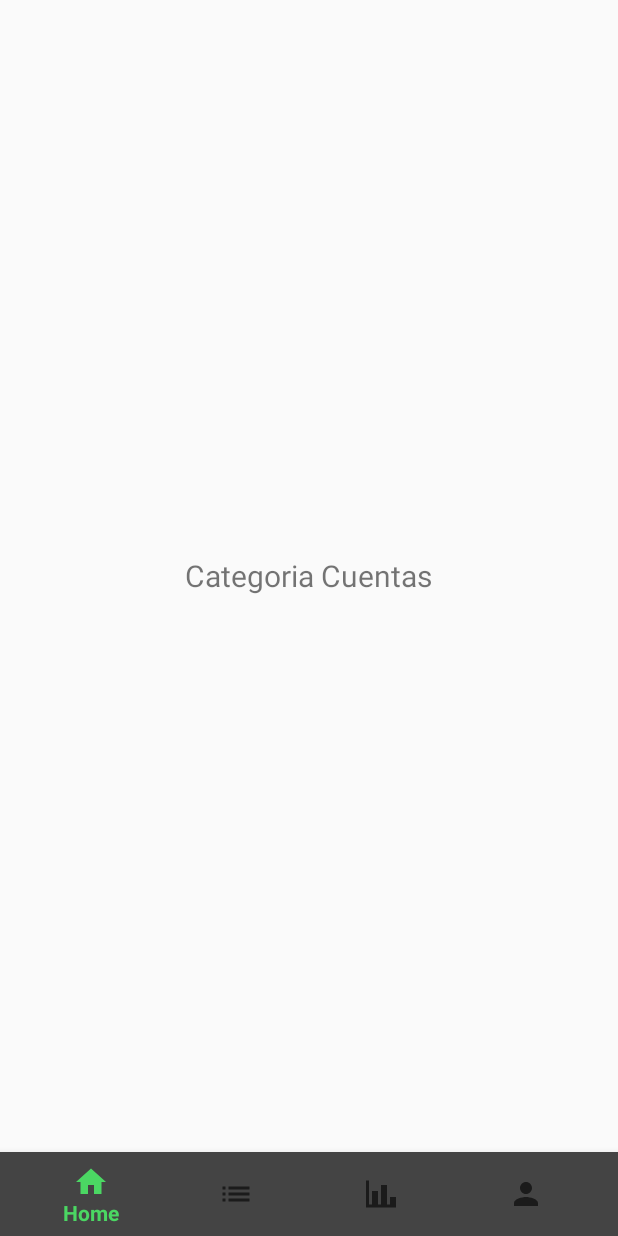
After one commit to Lexar7/AdministradorFinanzas, an Android app: the fragment CategoriaCuentasFragment placed in its activity, on a phone screen of 412 x 824 dp. The commit adds this screen. Run offline under Robolectric (Android 15) with nearby library versions, the phone set to English and light mode, and no system bars.

```diff
--- /dev/null
+++ b/app/src/main/java/company/eduardo/administradorfinanzas/CategoriaCuentasFragment.java
@@ -0,0 +1,26 @@
+package company.eduardo.administradorfinanzas;
+
+import android.os.Bundle;
+import android.support.annotation.NonNull;
+import android.support.annotation.Nullable;
+import android.support.v4.app.Fragment;
+import android.view.LayoutInflater;
+import android.view.View;
+import android.view.ViewGroup;
+
+public class CategoriaCuentasFragment extends Fragment {
+
+    View view;
+
+    public CategoriaCuentasFragment(){
+
+    }
+
+    @Nullable
+    @Override
+    public View onCreateView(@NonNull LayoutInflater inflater, @Nullable ViewGroup container, @Nullable Bundle savedInstanceState) {
+
+        view = inflater.inflate(R.layout.fragment_categoria_cuentas, container, false);
+        return view;
+    }
+}
--- a/app/src/main/java/company/eduardo/administradorfinanzas/CategoriasFragment.java
+++ b/app/src/main/java/company/eduardo/administradorfinanzas/CategoriasFragment.java
@@ -34,7 +34,7 @@
         //Adding Fragments
         adapter.AddFragment(new CategoriaEntradaFragment(), "Entradas");
         adapter.AddFragment(new CategoriaSalidasFragment(), "Salidas");
-
+        adapter.AddFragment(new CategoriaCuentasFragment(), "Cuentas");
         //Adapter Set
         viewPager.setAdapter(adapter);
         tabLayout.setupWithViewPager(viewPager);
--- a/app/src/main/java/company/eduardo/administradorfinanzas/HomeFragment.java
+++ b/app/src/main/java/company/eduardo/administradorfinanzas/HomeFragment.java
@@ -1,18 +1,70 @@
 package company.eduardo.administradorfinanzas;
 
+import android.app.DatePickerDialog;
+import android.content.Context;
+import android.content.Intent;
 import android.os.Bundle;
 import android.support.annotation.NonNull;
 import android.support.annotation.Nullable;
+import android.support.design.widget.FloatingActionButton;
 import android.support.v4.app.Fragment;
 import android.view.LayoutInflater;
 import android.view.View;
 import android.view.ViewGroup;
+import android.widget.DatePicker;
+import android.widget.TextView;
+
+import java.text.DateFormat;
+import java.util.Calendar;
 
 public class HomeFragment extends Fragment {
+
+    FloatingActionButton fab;
+    String currentDate;
+    TextView tvDate;
+    Calendar calendar;
+    DatePickerDialog dpd;
 
     @Nullable
     @Override
     public View onCreateView(@NonNull LayoutInflater inflater, @Nullable ViewGroup container, @Nullable Bundle savedInstanceState) {
-         return inflater.inflate(R.layout.fragment_home, container, false);
+
+        View view = inflater.inflate(R.layout.fragment_home, container, false);
+
+        calendar = Calendar.getInstance();
+        currentDate = DateFormat.getDateInstance(DateFormat.MEDIUM).format(calendar.getTime());
+
+        tvDate = (TextView)view.findViewById(R.id.txtDate);
+        fab = (FloatingActionButton)view.findViewById(R.id.fab_btn);
+
+        tvDate.setText(currentDate);
+
+        tvDate.setOnClickListener(new View.OnClickListener() {
+            @Override
+            public void onClick(View view) {
+
+                int day = calendar.get(Calendar.DAY_OF_WEEK);
+                int month = calendar.get(Calendar.MONTH);
+                int year = calendar.get(Calendar.YEAR);
+
+                dpd = new DatePickerDialog(getActivity(), new DatePickerDialog.OnDateSetListener() {
+                    @Override
+                    public void onDateSet(DatePicker datePicker, int nYear, int nMonth, int nDay) {
+
+                        tvDate.setText(nDay + "/" + (nMonth+1) + "/" + nYear);
+                    }
+                }, year, month, day);
+                dpd.show();
+            }
+        });
+
+        fab.setOnClickListener(new View.OnClickListener() {
+            @Override
+            public void onClick(View view) {
+                startActivity(new Intent(getActivity(), CrearCategorias.class));
+            }
+        });
+
+        return view;
     }
 }
--- a/app/src/main/java/company/eduardo/administradorfinanzas/splash.java
+++ b/app/src/main/java/company/eduardo/administradorfinanzas/splash.java
@@ -8,7 +8,7 @@
 public class splash extends AppCompatActivity {
 
     private Boolean botonBackPresionado=false;
-    private static final int DURACION_SPLASF=5000;
+    private static final int DURACION_SPLASF=3000;
 
     @Override
     protected void onCreate(Bundle savedInstanceState) {
--- /dev/null
+++ b/app/src/main/res/drawable/ic_add.xml
@@ -0,0 +1,5 @@
+<vector android:height="24dp" android:tint="#FFFFFF"
+    android:viewportHeight="24.0" android:viewportWidth="24.0"
+    android:width="24dp" xmlns:android="http://schemas.android.com/apk/res/android">
+    <path android:fillColor="#FF000000" android:pathData="M19,13h-6v6h-2v-6H5v-2h6V5h2v6h6v2z"/>
+</vector>
--- /dev/null
+++ b/app/src/main/res/layout/fragment_categoria_cuentas.xml
@@ -0,0 +1,13 @@
+<?xml version="1.0" encoding="utf-8"?>
+<LinearLayout xmlns:android="http://schemas.android.com/apk/res/android"
+    android:orientation="vertical" android:layout_width="match_parent"
+    android:layout_height="match_parent"
+    android:gravity="center">
+
+    <TextView
+        android:layout_width="wrap_content"
+        android:layout_height="wrap_content"
+        android:text="Categoria Cuentas"
+        android:textSize="20dp"/>
+
+</LinearLayout>
--- a/app/src/main/res/layout/fragment_graficos.xml
+++ b/app/src/main/res/layout/fragment_graficos.xml
@@ -3,6 +3,11 @@
     android:layout_width="match_parent"
     android:layout_height="match_parent"
     android:background="@android:color/holo_blue_bright">
+
+    <android.support.design.widget.AppBarLayout
+        android:layout_width="match_parent"
+        android:layout_height="60dp"
+        />
 
     <TextView
         android:layout_width="wrap_content"
--- a/app/src/main/res/layout/ignorar.xml
+++ /dev/null
@@ -1,6 +0,0 @@
-<?xml version="1.0" encoding="utf-8"?>
-<android.support.constraint.ConstraintLayout
-    xmlns:android="http://schemas.android.com/apk/res/android" android:layout_width="match_parent"
-    android:layout_height="match_parent">
-
-</android.support.constraint.ConstraintLayout>
--- a/app/src/main/res/values/colors.xml
+++ b/app/src/main/res/values/colors.xml
@@ -2,7 +2,7 @@
 <resources>
     <color name="colorPrimary">#4BD763</color>
     <color name="colorPrimaryDark">#339744</color>
-    <color name="colorAccent">#D81B60</color>
+    <color name="colorAccent">#ff5252</color>
 
     <color name="colorFondo">#4bd763</color>
 
```
Also changed, not shown: app/src/main/res/drawable/shadow.xml (added, +8 -0 lines), app/src/main/res/layout/fragment_home.xml (+35 -11 lines).
